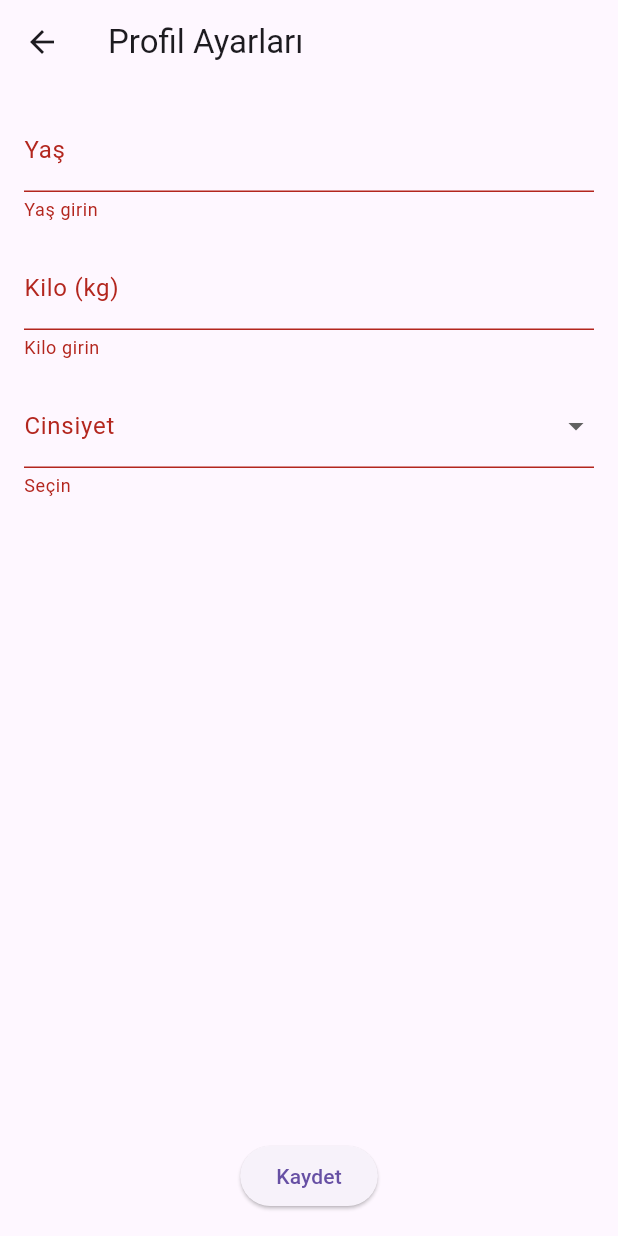
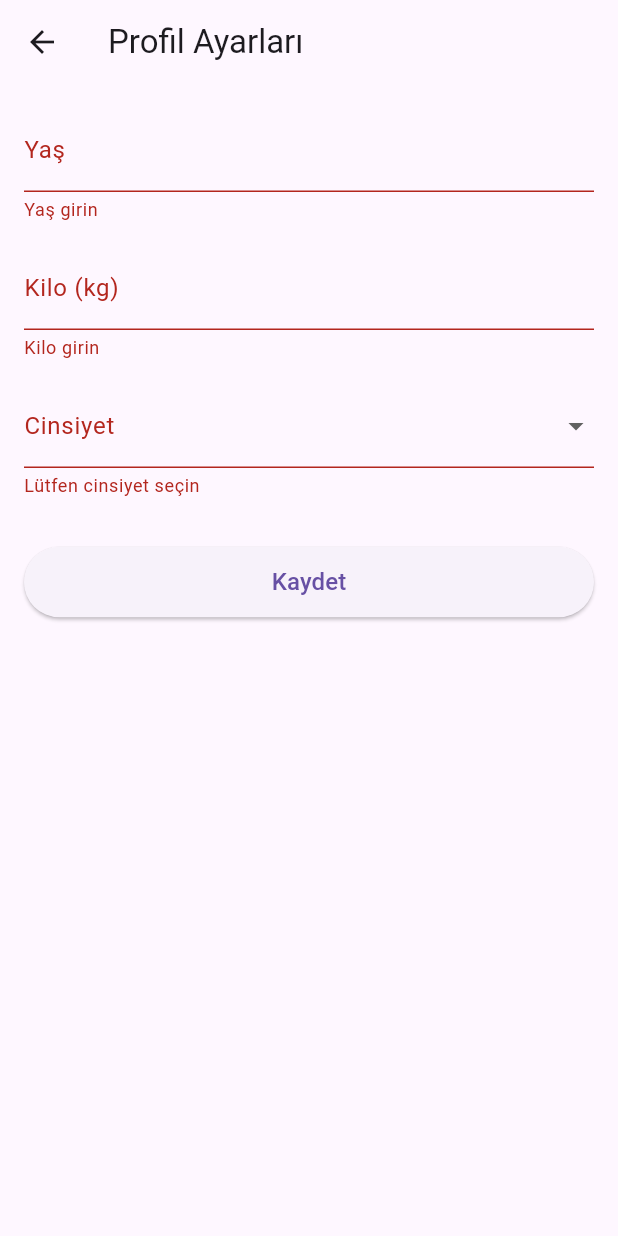
Before and after one commit to yafurkan/suu-water-tracker, a Flutter app: the ProfileScreen screen opened directly, after a tap on "Kaydet", on a phone screen of 412 x 824 dp. Run offline on Flutter 3.47's test engine with Material 3 defaults, Android fonts, the light colour scheme and no system bars; our stand-ins replace awesome_notifications, fl_chart, shared_preferences; accounts and stored records are empty.

Commit message:
v0.7: Update ProfileScreen UI & behavior

```diff
--- a/lib/screens/profile_screen.dart
+++ b/lib/screens/profile_screen.dart
@@ -22,20 +22,34 @@ class _ProfileScreenState extends State<ProfileScreen> {
 
   Future<void> _loadProfile() async {
     final prefs = await SharedPreferences.getInstance();
+
+    final savedAge = prefs.getInt('age');
+    final savedWeight = prefs.getDouble('weight');
+    final savedGender = prefs.getString('gender');
+
     setState(() {
-      _ageCtrl.text = (prefs.getInt('age') ?? '').toString();
-      _weightCtrl.text = (prefs.getDouble('weight') ?? '').toString();
-      _gender = prefs.getString('gender');
+      _ageCtrl.text = savedAge?.toString() ?? '';
+      _weightCtrl.text = savedWeight?.toString() ?? '';
+      _gender = savedGender;
     });
   }
 
   Future<void> _saveProfile() async {
-    if (!_formKey.currentState!.validate() || _gender == null) return;
+    if (!_formKey.currentState!.validate()) return;
+    if (_gender == null) {
+      ScaffoldMessenger.of(context).showSnackBar(
+        const SnackBar(content: Text('Lütfen cinsiyet seçin.')),
+      );
+      return;
+    }
+
     final prefs = await SharedPreferences.getInstance();
     await prefs.setInt('age', int.parse(_ageCtrl.text));
     await prefs.setDouble('weight', double.parse(_weightCtrl.text));
     await prefs.setString('gender', _gender!);
-    Navigator.pop(context, true); // geri dönerken "güncellendi" sinyali
+
+    // Geri dönerken "true" döndürelim ki diğer ekranda yeniden yükleme tetiklensin
+    Navigator.pop(context, true);
   }
 
   @override
@@ -49,11 +63,14 @@ class _ProfileScreenState extends State<ProfileScreen> {
   Widget build(BuildContext context) {
     return Scaffold(
       appBar: AppBar(title: const Text('Profil Ayarları')),
-      body: Padding(
+      body: SafeArea(
+        child: Padding(
           padding: const EdgeInsets.all(16),
           child: Form(
             key: _formKey,
+            child: SingleChildScrollView(
               child: Column(
+                crossAxisAlignment: CrossAxisAlignment.stretch,
                 children: [
                   TextFormField(
                     controller: _ageCtrl,
@@ -62,10 +79,11 @@ class _ProfileScreenState extends State<ProfileScreen> {
                       hintText: 'Örn. 30',
                     ),
                     keyboardType: TextInputType.number,
+                    textInputAction: TextInputAction.next,
                     validator: (v) {
-                  if (v==null || v.isEmpty) return 'Yaş girin';
+                      if (v == null || v.isEmpty) return 'Yaş girin';
                       final a = int.tryParse(v);
-                  if (a==null || a<1) return 'Geçersiz yaş';
+                      if (a == null || a < 1) return 'Geçersiz yaş';
                       return null;
                     },
                   ),
@@ -76,11 +94,13 @@ class _ProfileScreenState extends State<ProfileScreen> {
                       labelText: 'Kilo (kg)',
                       hintText: 'Örn. 70.5',
                     ),
-                keyboardType: TextInputType.numberWithOptions(decimal: true),
+                    keyboardType:
+                        const TextInputType.numberWithOptions(decimal: true),
+                    textInputAction: TextInputAction.done,
                     validator: (v) {
-                  if (v==null || v.isEmpty) return 'Kilo girin';
+                      if (v == null || v.isEmpty) return 'Kilo girin';
                       final w = double.tryParse(v);
-                  if (w==null || w<1) return 'Geçersiz kilo';
+                      if (w == null || w < 1) return 'Geçersiz kilo';
                       return null;
                     },
                   ),
@@ -93,14 +113,20 @@ class _ProfileScreenState extends State<ProfileScreen> {
                       DropdownMenuItem(value: 'female', child: Text('Kadın')),
                     ],
                     onChanged: (v) => setState(() => _gender = v),
-                validator: (v) => v==null ? 'Seçin' : null,
+                    validator: (v) =>
+                        v == null ? 'Lütfen cinsiyet seçin' : null,
                   ),
-              const Spacer(),
+                  const SizedBox(height: 32),
                   ElevatedButton(
                     onPressed: _saveProfile,
-                child: const Text('Kaydet'),
+                    child: const Padding(
+                      padding: EdgeInsets.symmetric(vertical: 12),
+                      child: Text('Kaydet', style: TextStyle(fontSize: 16)),
+                    ),
                   ),
                 ],
+              ),
+            ),
           ),
         ),
       ),
```
Lines whose indentation alone changed are shown as unchanged.
